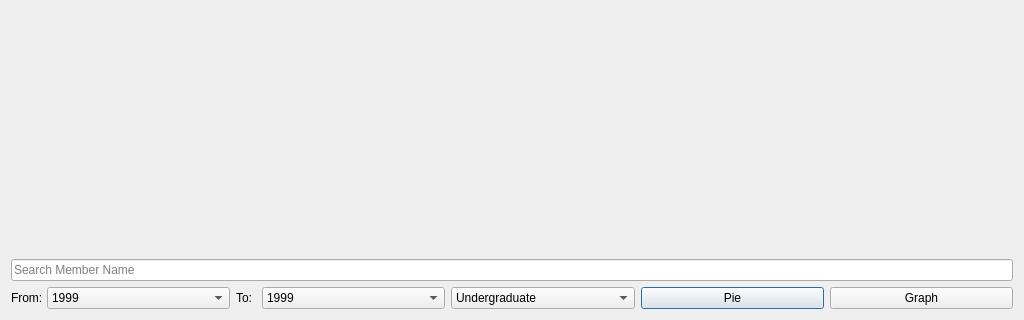
First picture: the form in src/dialog.ui, repository dnewell/AcuitySTAR-Dashboard, before the edit; both pictures show x 0 to 1024 and y 448 to 768 of the 1024 by 768 pixel window.
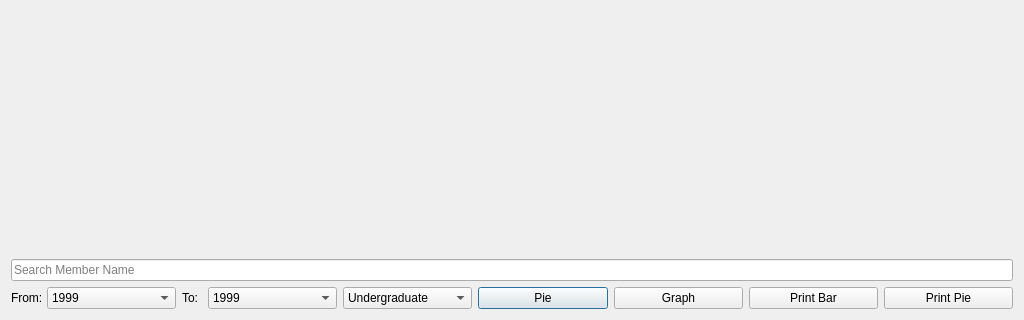
Second picture: the form after the edit. Custom widgets are drawn as their Qt base class.

Commit message: print buttons added

What changed in the file:
```diff
--- a/src/dialog.ui
+++ b/src/dialog.ui
@@ -302,6 +302,20 @@
        </property>
       </widget>
      </item>
+     <item>
+      <widget class="QPushButton" name="print_bar_Button">
+       <property name="text">
+        <string>Print Bar</string>
+       </property>
+      </widget>
+     </item>
+     <item>
+      <widget class="QPushButton" name="print_pie_Button">
+       <property name="text">
+        <string>Print Pie</string>
+       </property>
+      </widget>
+     </item>
     </layout>
    </item>
   </layout>
```
The commit also changes 11 other files.
